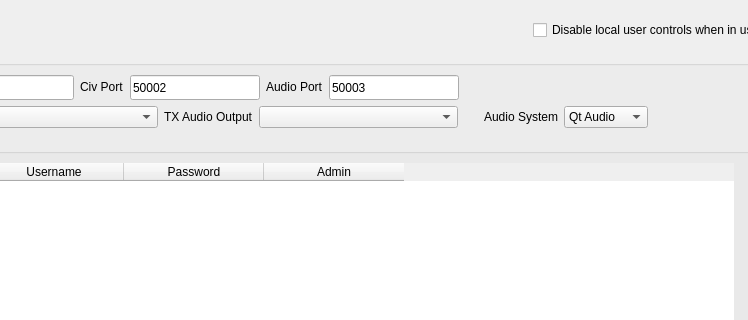
Old version of the form settingswidget.ui in the repository adecarolis/wfweb; both pictures show x 315 to 1063 and y 0 to 320 of the 1193 by 625 pixel window.
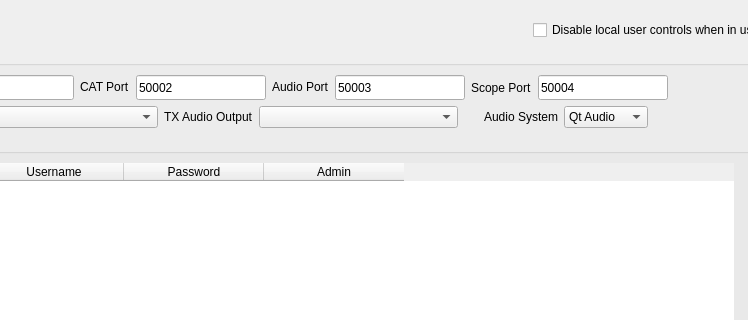
New version of the form. The open tabs and pages were chosen to show the change. Custom widgets are drawn as their Qt base class.

Commit message: add scope port option

```diff
--- a/settingswidget.ui
+++ b/settingswidget.ui
@@ -2769,7 +2769,7 @@
                    </size>
                   </property>
                   <property name="text">
-                   <string>Civ Port</string>
+                   <string>CAT Port</string>
                   </property>
                  </widget>
                 </item>
@@ -2836,6 +2836,35 @@
                   </property>
                  </widget>
                 </item>
+                <item>
+                 <widget class="QLabel" name="label_22">
+                  <property name="text">
+                   <string>Scope Port</string>
+                  </property>
+                 </widget>
+                </item>
+                <item>
+                 <widget class="QLineEdit" name="serverScopePortText">
+                  <property name="minimumSize">
+                   <size>
+                    <width>130</width>
+                    <height>25</height>
+                   </size>
+                  </property>
+                  <property name="maximumSize">
+                   <size>
+                    <width>130</width>
+                    <height>25</height>
+                   </size>
+                  </property>
+                  <property name="inputMask">
+                   <string>99999</string>
+                  </property>
+                  <property name="text">
+                   <string>50004</string>
+                  </property>
+                 </widget>
+                </item>
                 <item>
                  <spacer name="horizontalSpacer_25">
                   <property name="orientation">
```
Left out of the diff: 8 changed lines with no effect on the pictures.
